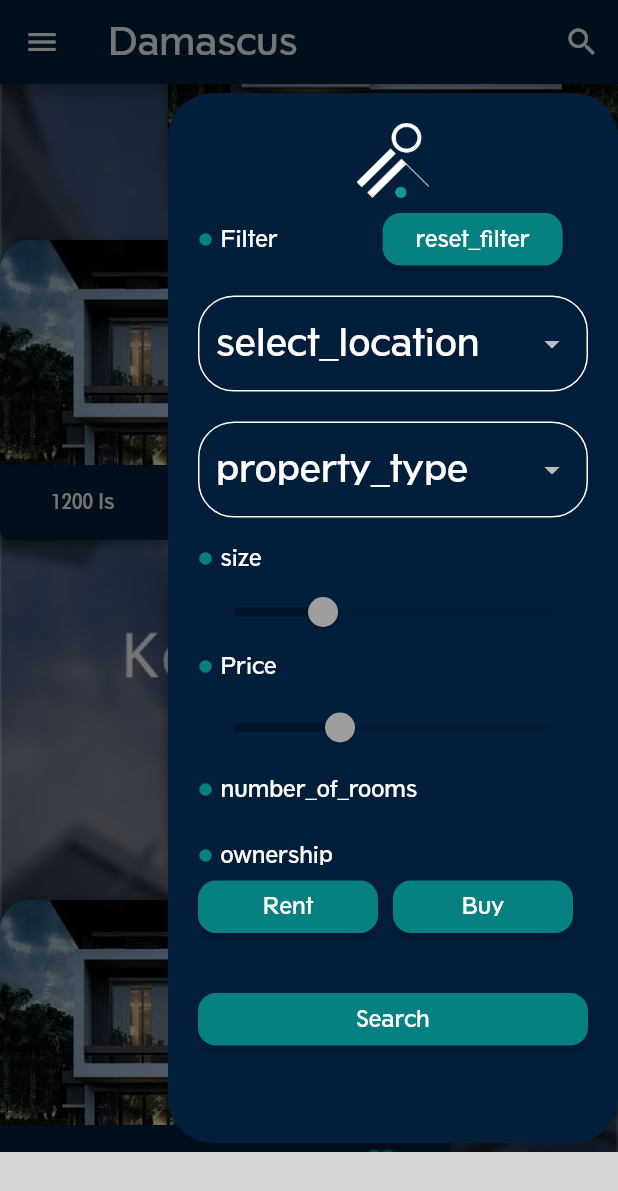
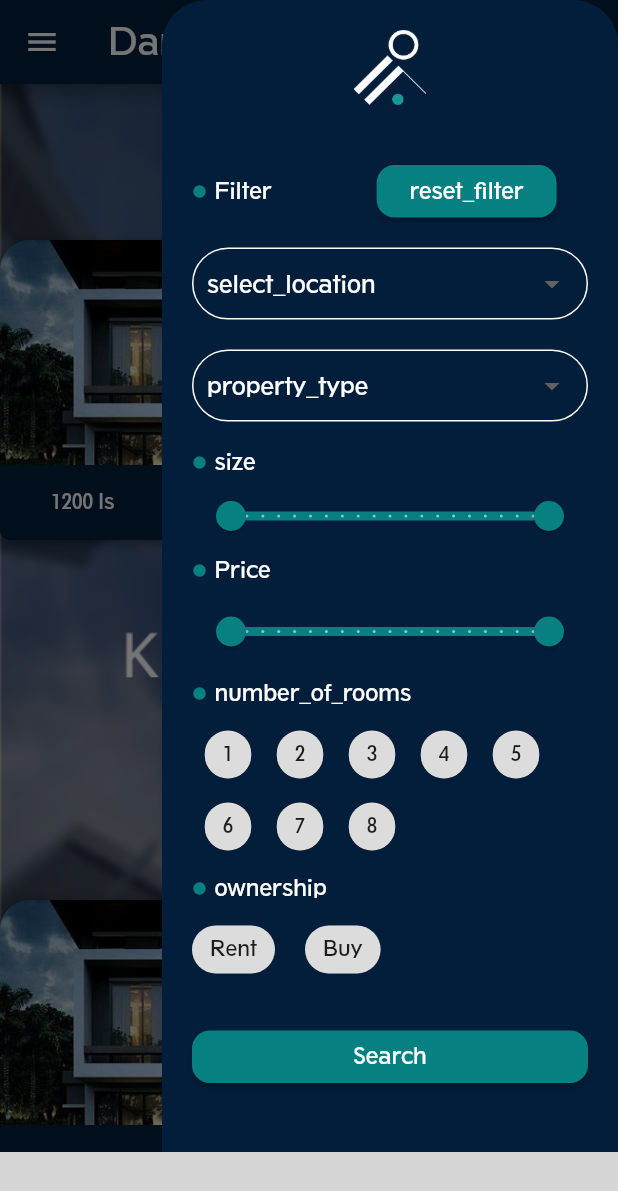
Before and after one commit to rajaashater/real_estate_app, a Flutter app: the screen it shows after launch, scrolled down 576 dp, after a tap on the "search" icon, on a phone screen of 412 x 824 dp. Shown: the top 1191 px of the screen. Run offline on Flutter 3.47's test engine with Material 2 defaults, Android fonts, the phone set to English and light mode, and no system bars; our stand-ins replace easy_localization; missing offline and left inert: fluid_bottom_nav_bar, queen_validators; grey boxes are pictures that could not be loaded.

Commit message:
End drawer filter

```diff
--- /dev/null
+++ b/lib/utils/theme/app_constants.dart
@@ -0,0 +1,9 @@
+abstract class AppConstants{
+  ///Images
+  static const String imagesPrefix = 'assets/images';
+  static const String logo = '$imagesPrefix/logo.png';
+
+  ///Lists
+  static const List<int> numberOfRoomsList = [1, 2, 3, 4, 5, 6, 7, 8];
+  static const List<String> ownershipList = ['Rent', 'Buy'];
+}
--- a/lib/utils/theme/app_theme.dart
+++ b/lib/utils/theme/app_theme.dart
@@ -55,6 +55,12 @@ abstract class AppTheme {
           borderSide: BorderSide(color: Theme.of(context).colorScheme.error),
           borderRadius: BorderRadius.circular(24)),
     ),
+    sliderTheme: SliderThemeData(
+        thumbColor: AppColors.secondary,
+        activeTrackColor: AppColors.secondary,
+        inactiveTrackColor: Colors.white,
+    ),
+    chipTheme: ChipThemeData(selectedColor: AppColors.secondary),
   );
   //textTheme: TextStyle(
   //fontFamily: 'TwCenClassMTStd-Regular.otf');
--- a/lib/views/auth/login_screen.dart
+++ b/lib/views/auth/login_screen.dart
@@ -2,6 +2,7 @@
 import 'package:easy_localization/src/public_ext.dart';
 import 'package:flutter/material.dart';
 import 'package:queen_validators/queen_validators.dart';
+import 'package:real_estate_app/utils/theme/app_constants.dart';
 import 'package:real_estate_app/views/auth/password_text_from_field.dart';
 import 'package:real_estate_app/views/auth/register_screen.dart';
 
@@ -25,7 +26,7 @@ class LoginScreen extends StatelessWidget {
           padding: const EdgeInsets.all(20.0),
           child: Column(
             children: [
-              Image.asset('assets/images/logo.png'),
+              Image.asset(AppConstants.logo),
               const SizedBox(
                 height: 10.0,
               ),
--- a/lib/views/auth/register_screen.dart
+++ b/lib/views/auth/register_screen.dart
@@ -2,6 +2,7 @@
 import 'package:easy_localization/src/public_ext.dart';
 import 'package:flutter/material.dart';
 import 'package:queen_validators/queen_validators.dart';
+import 'package:real_estate_app/utils/theme/app_constants.dart';
 import 'package:real_estate_app/views/auth/password_text_from_field.dart';
 
 import '../../utils/theme/app_colors.dart';
@@ -29,7 +30,7 @@ class RegisterScreen extends StatelessWidget {
           padding: const EdgeInsets.all(20.0),
           child: Column(
             children: [
-              Image.asset('assets/images/logo.png'),
+              Image.asset(AppConstants.logo),
               const SizedBox(
                 height: 10.0,
               ),
--- /dev/null
+++ b/lib/views/components/components.dart
@@ -0,0 +1,4 @@
+export 'k_range_slider.dart';
+export 'k_choices_wrap.dart';
+export 'k_drop_down_button_form_field.dart';
+export 'dialogs.dart';
--- /dev/null
+++ b/lib/views/components/dialogs.dart
@@ -0,0 +1,7 @@
+import 'package:flutter/material.dart';
+
+abstract class Dialogs{
+  static Future showRateDialog(){
+    return showDialog(context: context, builder: builder)
+  }
+}
--- /dev/null
+++ b/lib/views/components/k_choices_wrap.dart
@@ -0,0 +1,43 @@
+import 'package:flutter/material.dart';
+
+class KChoicesWrap<T> extends StatefulWidget {
+  const KChoicesWrap({Key? key, required this.list, this.onSelected, this.spacing = 0.0}) : super(key: key);
+  final List<T> list;
+  final void Function(T)? onSelected;
+  final double spacing;
+  @override
+  State<KChoicesWrap> createState() => _KChoicesWrapState();
+}
+
+class _KChoicesWrapState extends State<KChoicesWrap> {
+  late List<bool> selectionStates;
+
+  @override
+  void initState() {
+    selectionStates = List.generate(widget.list.length, (_) => false);
+    super.initState();
+  }
+
+  @override
+  Widget build(BuildContext context) {
+    return Wrap(
+      spacing: widget.spacing,
+        children: widget.list.map((e) =>
+        ChoiceChip(
+            label: Text(e.toString()),
+            selected: selectionStates[widget.list.indexOf(e)],
+          onSelected: (value){
+              if(value){
+                setState(() {
+                  selectionStates = List.generate(widget.list.length, (_) => false);
+                  selectionStates[widget.list.indexOf(e)] = value;
+                });
+                if(widget.onSelected != null){
+                  widget.onSelected!(e);
+                }
+              }
+          },
+        )
+    ).toList());
+  }
+}
--- /dev/null
+++ b/lib/views/components/k_drop_down_button_form_field.dart
@@ -0,0 +1,26 @@
+import 'package:flutter/material.dart';
+import 'package:real_estate_app/utils/theme/app_colors.dart';
+
+class KDropDownButtonFormField<T> extends StatelessWidget {
+  const KDropDownButtonFormField({Key? key, required this.items, this.value, this.onSaved, this.validator, this.label}) : super(key: key);
+  final List<DropdownMenuItem<T>>? items;
+  final T? value;
+  final void Function(T?)? onSaved;
+  final String? Function(T?)? validator;
+  final Widget? label;
+  @override
+  Widget build(BuildContext context) {
+    return DropdownButtonFormField<T>(
+      value: value,
+      items: items,
+      onChanged: (_){},
+      onSaved: onSaved,
+      validator: validator,
+      style: TextStyle(color: AppColors.secondary),
+      decoration: InputDecoration(
+        label: label,
+        contentPadding: EdgeInsets.symmetric(horizontal: 10.0, vertical: 5.0)
+      ),
+    );
+  }
+}
--- /dev/null
+++ b/lib/views/components/k_range_slider.dart
@@ -0,0 +1,41 @@
+import 'package:flutter/material.dart';
+
+class KRangeSlider extends StatefulWidget {
+  const KRangeSlider({Key? key, this.min = 0.0, this.max = 1.0, required this.unit, this.onChanged}) : super(key: key);
+  final double min;
+  final double max;
+  final String unit;
+  final void Function(RangeValues)? onChanged;
+
+  @override
+  State<KRangeSlider> createState() => _KRangeSliderState();
+}
+
+class _KRangeSliderState extends State<KRangeSlider> {
+  late RangeValues values;
+
+  @override
+  void initState() {
+    values = RangeValues(widget.min, widget.max);
+    super.initState();
+  }
+
+  @override
+  Widget build(BuildContext context) {
+    return RangeSlider(
+      onChanged: (RangeValues value) {
+        setState(() {
+          values = value;
+        });
+        if(widget.onChanged != null){
+          widget.onChanged!(value);
+        }
+      },
+      divisions: 20,
+      labels: RangeLabels('${values.start} ${widget.unit}', '${values.end} ${widget.unit}'),
+      values: values,
+      min: widget.min,
+      max: widget.max,
+    );
+  }
+}
--- a/lib/views/home/home_drawer.dart
+++ b/lib/views/home/home_drawer.dart
@@ -1,6 +1,7 @@
+import 'package:easy_localization/easy_localization.dart';
 import 'package:flutter/material.dart';
 import 'package:real_estate_app/utils/theme/app_colors.dart';
-import 'package:easy_localization/easy_localization.dart';
+import 'package:real_estate_app/utils/theme/app_constants.dart';
 import 'package:real_estate_app/views/auth/login_screen.dart';
 
 class HomeDrawer extends StatelessWidget {
@@ -35,7 +36,7 @@ class HomeDrawer extends StatelessWidget {
                         )
                       ],
                     )
-                  : Image.asset('assets/images/logo.png',
+                  : Image.asset(AppConstants.logo,
                       height: 70, width: 70),
               const SizedBox(height: 20.0),
               ListTile(
@@ -62,7 +63,9 @@ class HomeDrawer extends StatelessWidget {
                 leading: Icon(Icons.circle, color: AppColors.secondary),
                 title: Text('setting'.tr(),
                     style: Theme.of(context).textTheme.headline1),
-                onTap: () {},
+                onTap: () {
+                  context.setLocale(context.locale.languageCode == 'en' ? Locale('ar') : Locale('en'));
+                },
               ),
               ListTile(
                 leading: Icon(
@@ -71,7 +74,14 @@ class HomeDrawer extends StatelessWidget {
                 ),
                 title: Text('rate_us'.tr(),
                     style: Theme.of(context).textTheme.headline1),
-                onTap: () {},
+                onTap: () {
+                  showDialog(
+                      context: context,
+                      builder: (context) => AlertDialog(
+                    title: Text('Rate us'),
+                    content: Text('Content'),
+                  ));
+                },
               ),
               //TODO replace true with isSignIn variable
               ListTile(
--- a/lib/views/home/home_end_drawer.dart
+++ b/lib/views/home/home_end_drawer.dart
@@ -1,19 +1,15 @@
+import 'package:easy_localization/easy_localization.dart';
 import 'package:flutter/material.dart';
 import 'package:real_estate_app/utils/theme/app_colors.dart';
-import 'package:easy_localization/easy_localization.dart';
-import 'package:real_estate_app/views/auth/login_screen.dart';
+import 'package:real_estate_app/utils/theme/app_constants.dart';
+import 'package:real_estate_app/views/components/components.dart';
 
 class HomeEndDrawer extends StatelessWidget {
   const HomeEndDrawer({Key? key}) : super(key: key);
 
-  get onChanged => null;
-
   @override
   Widget build(BuildContext context) {
-    return SizedBox(
-      height: 700,
-      width: 300,
-      child: ClipRRect(
+    return ClipRRect(
       borderRadius: BorderRadius.circular(30),
       child: Drawer(
         backgroundColor: AppColors.primary,
@@ -21,18 +17,15 @@ class HomeEndDrawer extends StatelessWidget {
           padding: const EdgeInsets.all(20.0),
           child: ListView(
             children: [
-                Image.asset('assets/images/logo.png', height: 50, width: 50,),
-                const SizedBox(
-                  height: 10.0,
-                ),
+              Image.asset(AppConstants.logo, height: 50, width: 50,),
+              const SizedBox(height: 40.0),
               Row(
                 children: [
                   Icon(
                     Icons.circle,
                     size: 10,
                   ),
-                    SizedBox(width: 5,),
-
+                  SizedBox(width: 5),
                   Text('filter'.tr(),
                       style: Theme.of(context).textTheme.headline1),
                   SizedBox(
@@ -52,13 +45,15 @@ class HomeEndDrawer extends StatelessWidget {
               SizedBox(
                 height: 20,
               ),
-                DropdownButtonFormField(
-                    items: [DropdownMenuItem(child: Text('select_location', style:Theme.of(context).textTheme.headline3,))],
-                    onChanged: onChanged),
+              KDropDownButtonFormField<String>(
+                label: Text('select_location'),
+                  items: ['city1', 'city2', 'city3'].map((e) => DropdownMenuItem<String>(value: e, child: Text(e))).toList(),
+                  ),
               SizedBox(height: 20),
-                DropdownButtonFormField(
-                    items: [DropdownMenuItem(child: Text('property_type',style:Theme.of(context).textTheme.headline3,))],
-                    onChanged: onChanged),
+              KDropDownButtonFormField<String>(
+                label: Text('property_type'),
+                items: ['type1', 'type2', 'type3'].map((e) => DropdownMenuItem<String>(value: e, child: Text(e))).toList(),
+              ),
               SizedBox(height: 20),
               Row(children: [
                 Icon(
@@ -69,7 +64,14 @@ class HomeEndDrawer extends StatelessWidget {
                 Text('size'.tr(), style: Theme.of(context).textTheme.headline1),
               ]),
               SizedBox(height:5),
-                Slider(value: 120,max: 300,min: 50, onChanged: onChanged),
+              KRangeSlider(
+                min: 10.0,
+                max: 500.0,
+                unit: 'M',
+                onChanged: (value){
+                  //TODO Save value
+                },
+              ),
               SizedBox(height: 5),
               Row(children: [
                 Icon(
@@ -82,7 +84,14 @@ class HomeEndDrawer extends StatelessWidget {
                     style: Theme.of(context).textTheme.headline1),
               ]),
               SizedBox(height: 10),
-                Slider(value: 400,max: 1000,min:100, onChanged: onChanged),
+              KRangeSlider(
+                min: 50.0,
+                max: 1000.0,
+                unit: 'SYP',
+                onChanged: (value){
+                  //TODO Save value
+                },
+              ),
               SizedBox(height: 10),
               Row(children: [
                 Icon(
@@ -94,9 +103,14 @@ class HomeEndDrawer extends StatelessWidget {
                 Text('number_of_rooms'.tr(),
                     style: Theme.of(context).textTheme.headline1),
               ]),
-
               SizedBox(height: 10),
-                SizedBox(height: 20),
+              KChoicesWrap<int>(
+                list: AppConstants.numberOfRoomsList,
+                onSelected: (value){
+                //TODO Save value
+              },
+              ),
+              SizedBox(height: 10),
               Row(children: [
                 Icon(
                   Icons.circle,
@@ -108,31 +122,14 @@ class HomeEndDrawer extends StatelessWidget {
                     style: Theme.of(context).textTheme.headline1),
               ]),
               SizedBox(height: 10),
-                Row(
-                  children: [
-                    SizedBox(
-                      width: 120.0,
-                      height: 35.0,
-                      child: ElevatedButton(
-                        onPressed: () {},
-                        child: Text('rent'.tr(),
-                            style: Theme.of(context).textTheme.headline1),
+              KChoicesWrap<String>(
+                spacing: 20.0,
+                list: AppConstants.ownershipList,
+                onSelected: (value){
+                  //TODO Save value
+                },
               ),
-                    ),
-                    SizedBox(width: 10,),
-                    SizedBox(
-                      width: 120.0,
-                      height: 35.0,
-                      child: ElevatedButton(
-                        onPressed: () {},
-                        child: Text('buy'.tr(),
-                            style: Theme.of(context).textTheme.headline1),
-                      ),
-                    ),
-
-                  ],
-                ),
-                SizedBox(height: 40,),
+              SizedBox(height: 30),
               SizedBox(
                 width: 120.0,
                 height: 35.0,
@@ -147,7 +144,6 @@ class HomeEndDrawer extends StatelessWidget {
           ),
         ),
       ),
-      ),
     );
     ;
   }
--- a/lib/views/home/home_screen.dart
+++ b/lib/views/home/home_screen.dart
@@ -1,8 +1,5 @@
 import 'package:easy_localization/easy_localization.dart';
-import 'package:fluid_bottom_nav_bar/fluid_bottom_nav_bar.dart';
 import 'package:flutter/material.dart';
-import 'package:real_estate_app/utils/theme/app_colors.dart';
-import 'package:real_estate_app/views/home/home_appbar.dart';
 import 'package:real_estate_app/views/home/home_body.dart';
 import 'package:real_estate_app/views/home/home_bottom_navigation_bar.dart';
 import 'package:real_estate_app/views/home/home_drawer.dart';
```
Lines whose indentation alone changed are shown as unchanged.
